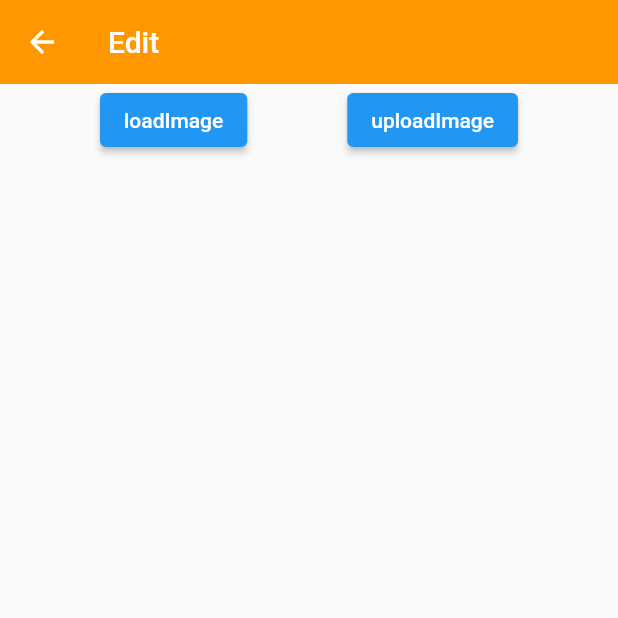
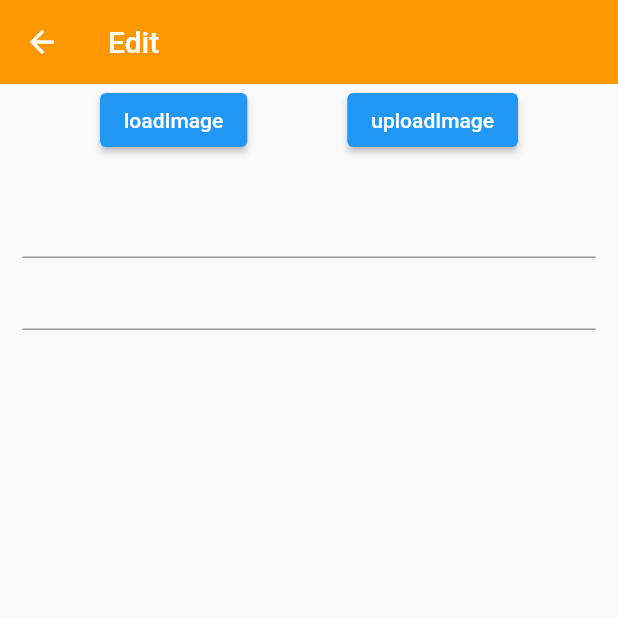
Before and after one commit to NDAnhTu/doAnTotNghiep, a Flutter app: the EditView screen opened by its route, on a phone screen of 412 x 824 dp, the top half of it. Run offline on Flutter 3.47's test engine with Material 2 defaults, Android fonts, the phone set to English and light mode, and no system bars; our stand-ins replace carousel_slider, cloud_firestore, firebase_core, firebase_storage, get, get_storage and 3 more; missing offline and left inert: nfc_manager; accounts and stored records are empty; statements that could not run were skipped.

Commit message:
edit text

```diff
--- a/lib/modules/edit_page/controller/edit_controller.dart
+++ b/lib/modules/edit_page/controller/edit_controller.dart
@@ -28,13 +28,17 @@ class EditController extends GetxController {
 
   var db  = FirebaseFirestore.instance;
 
+  TextEditingController name  = TextEditingController();
+  TextEditingController heavy = TextEditingController();
+
 
   @override
   void onInit() {
     super.onInit();
     _nfcData.value       = argumentData[0]['nfcData'];
     _userData.value      = argumentData[0]['userData'];
-
+    name.text  = _userData.value.name!;
+    heavy.text = _userData.value.heavy!;
   }
 
   Future<String?> cropImage(imagePath) async {
--- a/lib/modules/edit_page/view/edit_view.dart
+++ b/lib/modules/edit_page/view/edit_view.dart
@@ -27,7 +27,8 @@ class EditView extends GetView<EditController> {
         backgroundColor: Colors.orange,
         title: const Text('Edit'),
       ),
-      body: Obx(() => Column(
+      body: Obx(() => SingleChildScrollView(
+        child: Column(
           children: [
             Center(
               child: Container(
@@ -73,7 +74,29 @@ class EditView extends GetView<EditController> {
                 ),
               ],
             ),
+            const SizedBox(
+              height: 20 ,
+            ),
+            Padding(
+              padding: const EdgeInsets.only(left: 15, right: 15),
+              child: TextFormField(
+                controller: controller.name,
+                decoration: const InputDecoration(
+                    prefixText: 'Tên: '
+                ),
+              ),
+            ),
+            Padding(
+              padding: const EdgeInsets.only(left: 15, right: 15),
+              child: TextFormField(
+                controller: controller.heavy,
+                decoration: const InputDecoration(
+                    prefixText: 'Cân nặng (kg): '
+                ),
+              ),
+            ),
           ],
+        ),
       )),
     );
   }
```
Also changed, not shown: lib/modules/home/view/home_view.dart (+5 -4 lines). Lines whose indentation alone changed are shown as unchanged.
